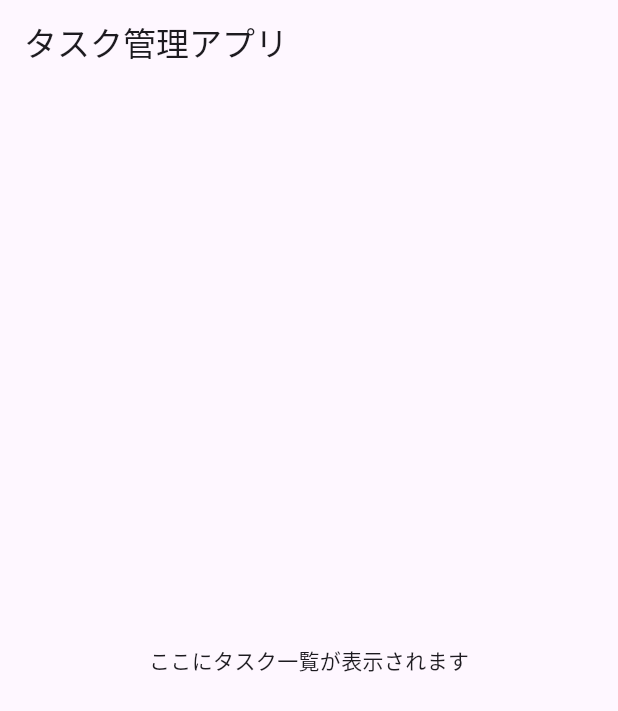
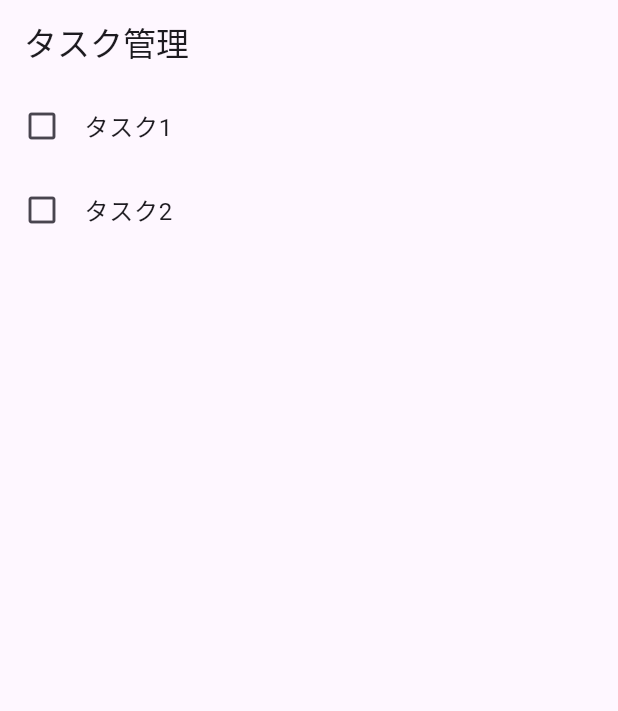
Before and after one commit to swawa-yu/flutter-demo-2024-10-17, a Flutter app: the screen it shows after launch, on a phone screen of 412 x 824 dp. Shown: the top 711 px of the screen. Run offline on Flutter 3.47's test engine with Material 3 defaults, Android fonts, the phone set to English and light mode, and no system bars.

Commit message:
ステップ2: TODOリストの表示

```diff
--- a/lib/main.dart
+++ b/lib/main.dart
@@ -14,16 +14,24 @@ class TaskManagerApp extends StatelessWidget {
   }
 }
 
-class TaskManagerHomePage extends StatelessWidget {
+class TaskManagerHomePage extends StatefulWidget {
+  @override
+  _TaskManagerHomePageState createState() => _TaskManagerHomePageState();
+}
+
+class _TaskManagerHomePageState extends State<TaskManagerHomePage> {
   @override
   Widget build(BuildContext context) {
     return Scaffold(
       appBar: AppBar(
-        title: Text('タスク管理アプリ'),
+        title: Text('タスク管理'),
       ),
-      body: Center(
-        child: Text('ここにタスク一覧が表示されます'),
-      ),
+      body: ListView(children: <Widget>[
+        ListTile(
+            leading: Icon(Icons.check_box_outline_blank), title: Text('タスク1')),
+        ListTile(
+            leading: Icon(Icons.check_box_outline_blank), title: Text('タスク2')),
+      ]),
     );
   }
 }
```
